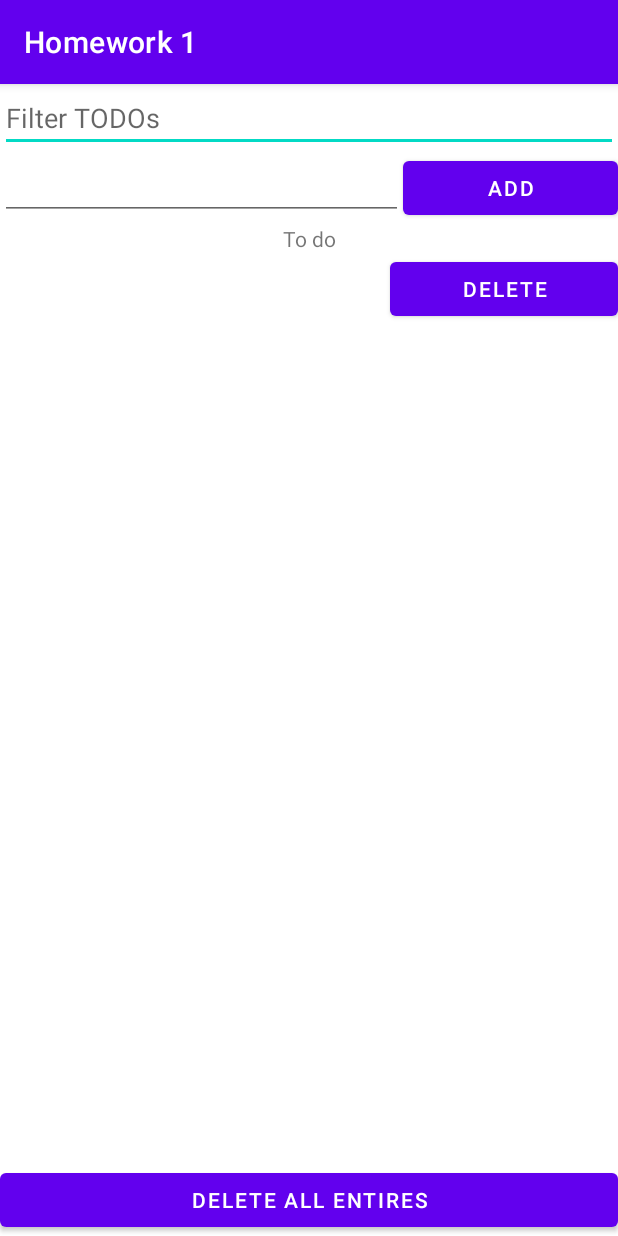
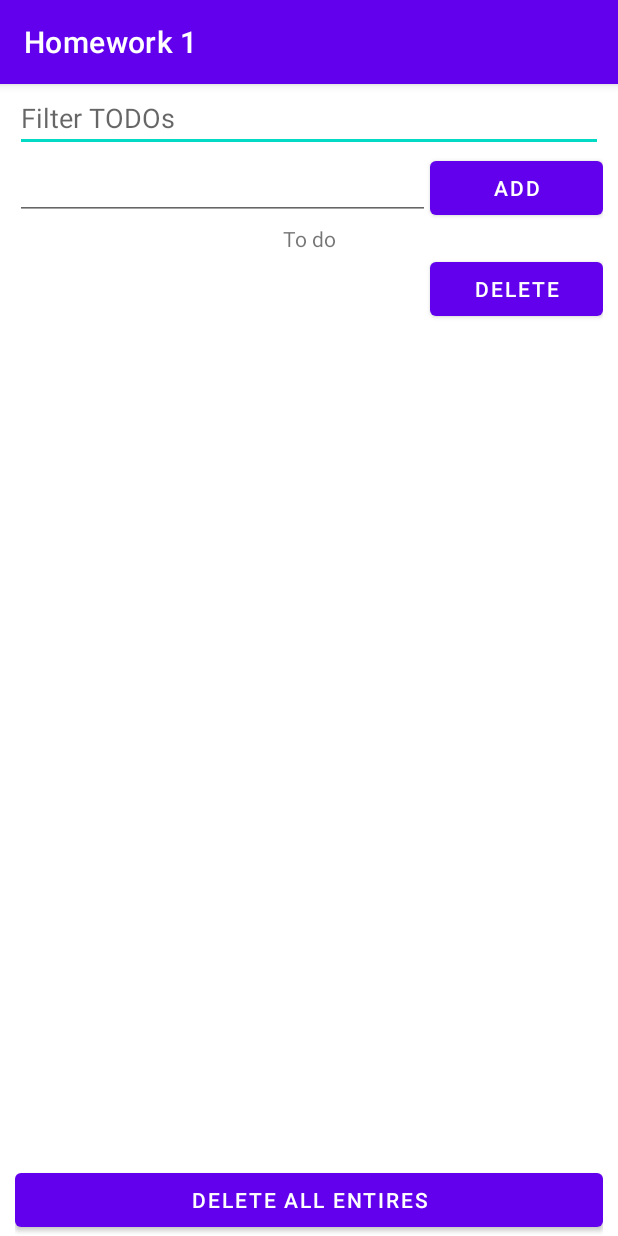
Before and after one commit to matevskial/pmp-homeworks, an Android app: the Homework1 screen opened directly, with no data from a screen before it, after a tap on "ADD", on a phone screen of 412 x 824 dp. Run offline under Robolectric (Android 15) with nearby library versions, the phone set to English and light mode, and no system bars.

Commit message:
[hm1] Improve UI

```diff
--- a/app/src/main/res/layout/activity_homework1.xml
+++ b/app/src/main/res/layout/activity_homework1.xml
@@ -4,7 +4,9 @@
     android:layout_width="match_parent"
     android:layout_height="match_parent"
     android:orientation="vertical"
-    tools:context=".Homework1">
+    tools:context=".Homework1"
+    android:paddingLeft="10dp"
+    android:paddingRight="10dp">
 
     <EditText
         android:id="@+id/editTextFilterTodos"
@@ -20,10 +22,9 @@
 
         <EditText
             android:id="@+id/newTodoEditText"
-            android:layout_width="wrap_content"
             android:layout_height="wrap_content"
-            android:layout_weight="1"
-            android:ems="10"
+            android:layout_width="196dp"
+            android:layout_weight="3"
             android:inputType="textShortMessage" />
 
         <Button
--- a/app/src/main/res/layout/todo_entry.xml
+++ b/app/src/main/res/layout/todo_entry.xml
@@ -1,12 +1,13 @@
 <?xml version="1.0" encoding="utf-8"?>
 <LinearLayout xmlns:android="http://schemas.android.com/apk/res/android"
-    android:orientation="horizontal" android:layout_width="match_parent"
-    android:layout_height="match_parent">
+    android:layout_width="match_parent"
+    android:layout_height="wrap_content"
+    android:orientation="horizontal">
 
     <TextView
         android:layout_width="196dp"
         android:layout_height="wrap_content"
-        android:layout_weight="1" />
+        android:layout_weight="3" />
 
     <Button
         android:layout_width="wrap_content"
```
